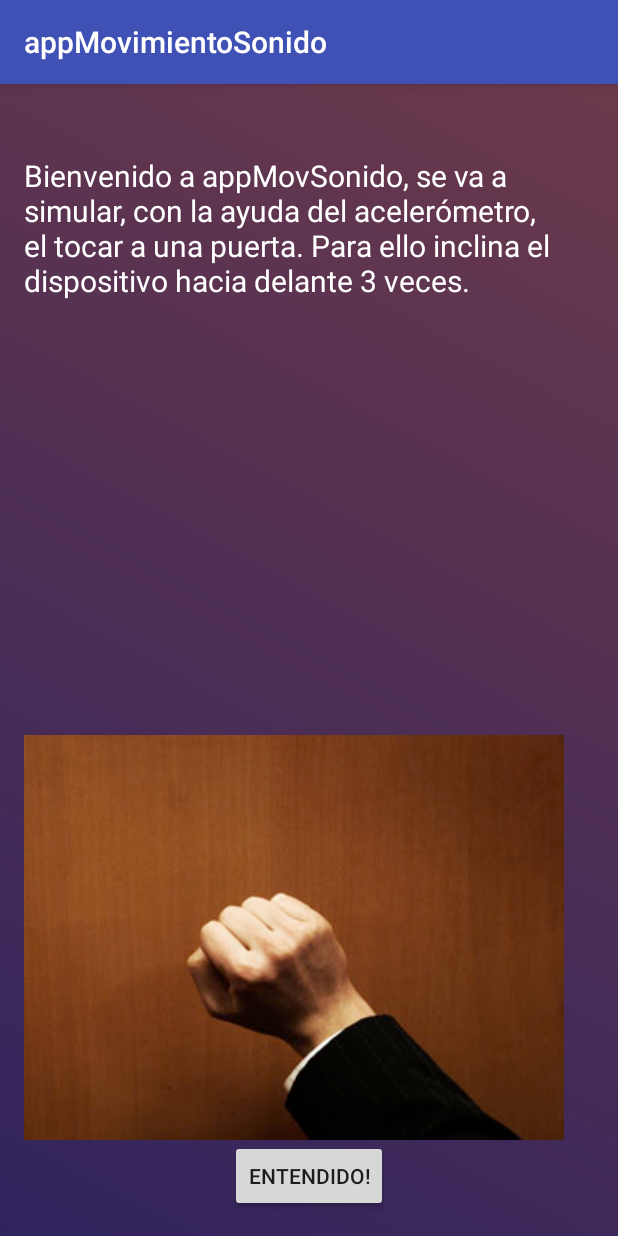
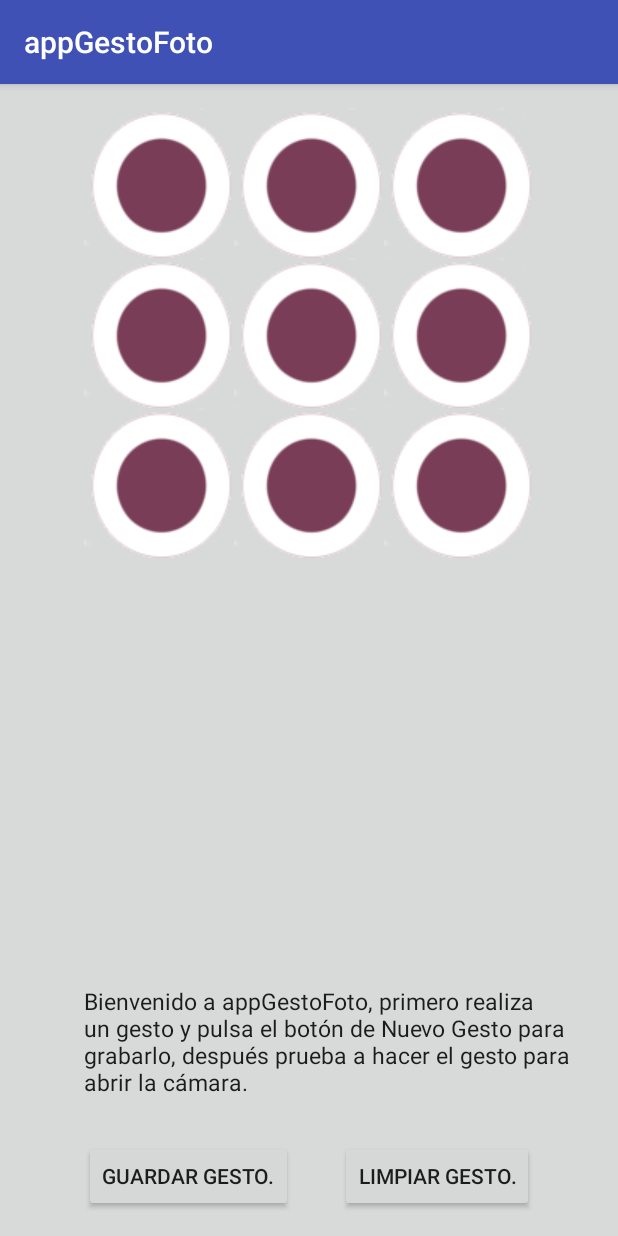
Before and after one commit to Yussoft/Android-MovimientoSonido-MovementSound, an Android app: the screen it shows after launch (MainActivity), on a phone screen of 412 x 824 dp. Run offline under Robolectric (Android 15) with nearby library versions, the phone set to English and light mode, and no system bars.

```diff
--- a/app/build.gradle
+++ b/app/build.gradle
@@ -5,8 +5,8 @@ android {
     buildToolsVersion "24.0.1"
 
     defaultConfig {
-        applicationId "com.npi.yus.appmovimientosonido"
-        minSdkVersion 15
+        applicationId "com.npi.yus.appgestofoto"
+        minSdkVersion 21
         targetSdkVersion 23
         versionCode 1
         versionName "1.0"
@@ -23,4 +23,5 @@ dependencies {
     compile fileTree(dir: 'libs', include: ['*.jar'])
     testCompile 'junit:junit:4.12'
     compile 'com.android.support:appcompat-v7:23.4.0'
+    compile 'com.google.android.gms:play-services-appindexing:8.1.0'
 }
--- /dev/null
+++ b/app/src/main/java/com/npi/yus/appgestofoto/MainActivity.java
@@ -0,0 +1,271 @@
+package com.npi.yus.appgestofoto;
+import android.content.Intent;
+import android.content.pm.ActivityInfo;
+import android.support.v7.app.AppCompatActivity;
+import android.os.Bundle;
+import android.view.MotionEvent;
+import android.view.View;
+import android.widget.Button;
+import android.widget.ImageView;
+import android.widget.TextView;
+
+/*
+    Author: Jesús Sánchez de Castro
+    Last Modification: 25/08/2016
+    https://justyusblog.wordpress.com/
+    https://github.com/Yussoft
+
+    Bibliography:
+    - https://developer.android.com/training/gestures/movement.html
+    - https://developer.android.com/training/gestures/detector.html
+    - https://developer.android.com/reference/android/view/View.html#onTouchEvent(android.view.MotionEvent)
+    - http://stackoverflow.com/questions/17672891/getlocationonscreen-vs-getlocationinwindow
+    - http://stackoverflow.com/questions/6745797/how-to-set-entire-application-in-portrait-mode-only
+ */
+
+
+/*
+    MainActivity class:
+
+    Implements everything related to the pattern/gesture and initiates the second Activity
+    (Camera) when the pattern/gesture is done correctly.
+
+ */
+public class MainActivity extends AppCompatActivity {
+
+    //Camera gesture/password
+    private String gest_p = "";    //String modified everytime that a node is touched
+    private String user_password;  //String set as password. gest_p and user_password must be
+                                   //equal to start the camera.
+
+    private boolean check_password = false;
+
+
+    ImageView pictureImageView;
+    protected Button saveGB, clearGB;
+
+    //Nodes used to make a pattern (3x3)
+    protected ImageView b11,b12,b13,b21,b22,b23,b31,b32,b33;
+
+    //Array for (x,y) coordinates of the buttons
+    int c11[] = new int[2];int c12[] = new int[2];int c13[] = new int[2];
+    int c21[] = new int[2];int c22[] = new int[2];int c23[] = new int[2];
+    int c31[] = new int[2];int c32[] = new int[2];int c33[] = new int[2];
+
+    //Boolean variables to know if a button has been touched.
+    private boolean t11,t12,t13,t21,t22,t23,t31,t32,t33;
+
+    //Variables to store the raw coordinates (x,y) when touching the screen.
+    private int xCoord, yCoord;
+
+    //Debbug variables
+    //private TextView xTextView, yTextView;
+
+    /**********************************************************************************************/
+    /*
+        Method called when the Activity is created, initializes all the images used for the
+        gesture, sets the screen orientation to portrait and sets 2 listeners for the buttons.
+
+     */
+    @Override
+    protected void onCreate(Bundle savedInstanceState) {
+        super.onCreate(savedInstanceState);
+        setContentView(R.layout.activity_main);
+
+        //Only portrait orientation
+        setRequestedOrientation(ActivityInfo.SCREEN_ORIENTATION_PORTRAIT);
+
+        //All the buttons have not been touched
+        t11=t12=t13=t21=t22=t23=t31=t32=t33=false;
+
+        b11 = (ImageView)findViewById(R.id.b11);
+        b12 = (ImageView)findViewById(R.id.b12);
+        b13 = (ImageView)findViewById(R.id.b13);
+        b21 = (ImageView)findViewById(R.id.b21);
+        b22 = (ImageView)findViewById(R.id.b22);
+        b23 = (ImageView)findViewById(R.id.b23);
+        b31 = (ImageView)findViewById(R.id.b31);
+        b32 = (ImageView)findViewById(R.id.b32);
+        b33 = (ImageView)findViewById(R.id.b33);
+
+        //xTextView = (TextView)findViewById(R.id.coordX);
+        //yTextView = (TextView)findViewById(R.id.coordY);
+
+        //Button listener
+        saveGB = (Button)findViewById(R.id.newGestureButton);
+        saveGB.setOnClickListener(new View.OnClickListener() {
+            public void onClick(View v) {
+                // Perform action on click
+                saveGesture();
+            }
+        });
+
+        clearGB = (Button)findViewById(R.id.clearGestureButton);
+        clearGB.setOnClickListener(new View.OnClickListener() {
+            public void onClick(View v) {
+                // Perform action on click
+                clearGesture();
+            }
+        });
+    }
+
+    /**********************************************************************************************/
+    /*
+        Saves the current pattern/password in user_password and sets the nodes picture to off,
+        booleans set to false and gest_p is empty.
+     */
+    protected void saveGesture(){
+        user_password = gest_p;
+        check_password = true;
+        t11=t12=t13=t21=t22=t23=t31=t32=t33=false;
+        b11.setImageResource(R.drawable.off);
+        b12.setImageResource(R.drawable.off);
+        b13.setImageResource(R.drawable.off);
+        b21.setImageResource(R.drawable.off);
+        b22.setImageResource(R.drawable.off);
+        b23.setImageResource(R.drawable.off);
+        b31.setImageResource(R.drawable.off);
+        b32.setImageResource(R.drawable.off);
+        b33.setImageResource(R.drawable.off);
+        gest_p = "";
+    }
+
+    /**********************************************************************************************/
+    /*
+        Clear the current gesture, sets are the booleans to false, sets the off pictures and
+        clears the gesture password String.
+     */
+    protected void clearGesture(){
+
+        t11=t12=t13=t21=t22=t23=t31=t32=t33=false;
+        b11.setImageResource(R.drawable.off);
+        b12.setImageResource(R.drawable.off);
+        b13.setImageResource(R.drawable.off);
+        b21.setImageResource(R.drawable.off);
+        b22.setImageResource(R.drawable.off);
+        b23.setImageResource(R.drawable.off);
+        b31.setImageResource(R.drawable.off);
+        b32.setImageResource(R.drawable.off);
+        b33.setImageResource(R.drawable.off);
+        gest_p = "";
+    }
+
+    /**********************************************************************************************/
+    /*
+        Method activated when touching and moving the finger to make the pattern. Gets the (X,Y)
+        coordinates and checks if the user is touching any of the nodes of the pattern, if so, the
+        nodes turn green.
+     */
+    @Override
+    public boolean onTouchEvent(MotionEvent event){
+
+        //Get coordinates from the buttons
+        b11.getLocationInWindow(c11);
+        b12.getLocationInWindow(c12);
+        b13.getLocationInWindow(c13);
+        b21.getLocationInWindow(c21);
+        b22.getLocationInWindow(c22);
+        b23.getLocationInWindow(c23);
+        b31.getLocationInWindow(c31);
+        b32.getLocationInWindow(c32);
+        b33.getLocationInWindow(c33);
+
+        switch(event.getAction()){
+            case MotionEvent.ACTION_MOVE:
+                xCoord=(int)event.getRawX();
+                yCoord=(int)event.getRawY();
+                //xTextView.setText("("+String.valueOf(xCoord)+",");
+                //yTextView.setText(String.valueOf(yCoord)+")");
+
+                //If the node b11 is touched
+                if(!t11 && xCoord >= c11[0] && xCoord <= (c11[0]+b11.getWidth()) &&
+                        yCoord >= c11[1] && yCoord <= (c11[1]+b11.getHeight())){
+                    b11.setImageResource(R.drawable.on);
+                    t11 = true;
+                    gest_p = gest_p + "1"; //Add the number of the node to the password
+                }
+                //If the node b12 is touched
+                if(!t12 && xCoord >= c12[0] && xCoord <= (c12[0]+b12.getWidth()) &&
+                        yCoord >= c12[1] && yCoord <= (c12[1]+b12.getHeight())){
+                    b12.setImageResource(R.drawable.on);
+                    t12 = true;
+                    gest_p = gest_p + "2"; //Add the number of the node to the password
+                }
+                //If the node b13 is touched
+                if(!t13 && xCoord >= c13[0] && xCoord <= (c13[0]+b13.getWidth()) &&
+                        yCoord >= c13[1] && yCoord <= (c13[1]+b13.getHeight())){
+                    b13.setImageResource(R.drawable.on);
+                    t13 = true;
+                    gest_p = gest_p + "3"; //Add the number of the node to the password
+                }
+                //If the node b21 is touched
+                if(!t21 && xCoord >= c21[0] && xCoord <= (c21[0]+b21.getWidth()) &&
+                        yCoord >= c21[1] && yCoord <= (c21[1]+b21.getHeight())){
+                    b21.setImageResource(R.drawable.on);
+                    t21 = true;
+                    gest_p = gest_p + "4"; //Add the number of the node to the password
+                }
+                //If the node b22 is touched
+                if(!t22 && xCoord >= c22[0] && xCoord <= (c22[0]+b22.getWidth()) &&
+                        yCoord >=c22[1] && yCoord <= (c22[1]+b22.getHeight())){
+                    b22.setImageResource(R.drawable.on);
+                    t22 = true;
+                    gest_p = gest_p + "5"; //Add the number of the node to the password
+                }
+                //If the node b23 is touched
+                if(!t23 && xCoord >= c23[0] && xCoord <= (c23[0]+b23.getWidth()) &&
+                        yCoord >= c23[1] && yCoord <= (c23[1]+b23.getHeight())){
+                    b23.setImageResource(R.drawable.on);
+                    t23 = true;
+                    gest_p = gest_p + "6"; //Add the number of the node to the password
+                }
+                //If the node b31 is touched
+                if(!t31 && xCoord >= c31[0] && xCoord <= (c31[0]+b31.getWidth()) &&
+                        yCoord >= c31[1] && yCoord <= (c31[1]+b31.getHeight())){
+                    b31.setImageResource(R.drawable.on);
+                    t31 = true;
+                    gest_p = gest_p + "7"; //Add the number of the node to the password
+                }
+                //If the node b32 is touched
+                if(!t32 && xCoord >= c32[0] && xCoord <= (c32[0]+b32.getWidth()) &&
+                        yCoord >= c32[1] && yCoord <= (c32[1]+b32.getHeight())){
+                    b32.setImageResource(R.drawable.on);
+                    t32 = true;
+                    gest_p = gest_p + "8"; //Add the number of the node to the password
+                }
+                //If the node b33 is touched
+                if(!t33 && xCoord >= c33[0] && xCoord <= (c33[0]+b33.getWidth()) &&
+                        yCoord >= c33[1] && yCoord <= (c33[1]+b33.getHeight())){
+                    b33.setImageResource(R.drawable.on);
+                    t33 = true;
+                    gest_p = gest_p + "9"; //Add the number of the node to the password
+                }
+
+            case MotionEvent.ACTION_UP:
+
+                if(check_password){
+                    if(user_password.equals(gest_p)){
+                        System.out.println(gest_p);
+                        System.out.println(user_password);
+                        Intent intent = new Intent(this,CameraActivity.class);
+                        startActivity(intent);
+                    }
+                    else if(gest_p.length()==9 && !user_password.equals(gest_p)){
+                        clearGesture();
+                    }
+                }
+
+            /*
+            case MotionEvent.ACTION_DOWN:
+                xCoord=(int)event.getRawX();
+                yCoord=(int)event.getRawY();
+                xTextView.setText("("+String.valueOf(xCoord)+",");
+                yTextView.setText(String.valueOf(yCoord)+")");
+
+            */
+        }
+
+        return true;
+    }
+    /**********************************************************************************************/
+}
--- a/app/src/main/res/layout/activity_main.xml
+++ b/app/src/main/res/layout/activity_main.xml
@@ -7,37 +7,99 @@
     android:paddingLeft="@dimen/activity_horizontal_margin"
     android:paddingRight="@dimen/activity_horizontal_margin"
     android:paddingTop="@dimen/activity_vertical_margin"
-    android:screenOrientation="portrait"
-    android:background="@drawable/bg_gradient"
-    tools:context="com.npi.yus.appmovimientosonido.MainActivity">
+    android:background="#d8d9d9"
+    tools:context="com.npi.yus.appgestofoto.MainActivity">
+
+    <ImageView
+        android:id="@+id/b11"
+        android:src="@drawable/off"
+        android:layout_width="wrap_content"
+        android:layout_height="wrap_content"
+        android:layout_alignParentTop="true"
+        android:layout_toStartOf="@+id/b12" />
+    <ImageView
+        android:id="@+id/b12"
+        android:src="@drawable/off"
+        android:layout_width="wrap_content"
+        android:layout_height="wrap_content"
+        android:layout_above="@+id/b21"
+        android:layout_alignStart="@+id/b22" />
+    <ImageView
+        android:id="@+id/b13"
+        android:src="@drawable/off"
+        android:layout_width="wrap_content"
+        android:layout_height="wrap_content"
+        android:layout_alignParentTop="true"
+        android:layout_alignStart="@+id/b23" />
+    <ImageView
+        android:id="@+id/b21"
+        android:src="@drawable/off"
+        android:layout_width="wrap_content"
+        android:layout_height="wrap_content"
+        android:layout_below="@+id/b11"
+        android:layout_toStartOf="@+id/b22" />
+    <ImageView
+        android:id="@+id/b22"
+        android:src="@drawable/off"
+        android:layout_width="wrap_content"
+        android:layout_height="wrap_content"
+        android:layout_below="@+id/b12"
+        android:layout_centerHorizontal="true" />
+    <ImageView
+        android:id="@+id/b23"
+        android:src="@drawable/off"
+        android:layout_width="wrap_content"
+        android:layout_height="wrap_content"
+        android:layout_alignTop="@+id/b22"
+        android:layout_toEndOf="@+id/b22" />
+    <ImageView
+        android:id="@+id/b31"
+        android:src="@drawable/off"
+        android:layout_width="wrap_content"
+        android:layout_height="wrap_content"
+        android:layout_below="@+id/b21"
+        android:layout_alignEnd="@+id/b21" />
+    <ImageView
+        android:id="@+id/b32"
+        android:src="@drawable/off"
+        android:layout_width="wrap_content"
+        android:layout_height="wrap_content"
+        android:layout_alignTop="@+id/b31"
+        android:layout_alignStart="@+id/b22" />
+    <ImageView
+        android:id="@+id/b33"
+        android:src="@drawable/off"
+        android:layout_width="wrap_content"
+        android:layout_height="wrap_content"
+        android:layout_alignTop="@+id/b32"
+        android:layout_alignStart="@+id/b23" />
+
+    <Button
+        android:id="@+id/newGestureButton"
+        android:layout_width="wrap_content"
+        android:layout_height="wrap_content"
+        android:text="@string/new_gesture"
+        android:layout_alignParentBottom="true"
+        android:layout_alignStart="@+id/introTextView" />
 
     <TextView
+        android:text="@string/intro_text"
+        android:textSize="15dp"
         android:layout_width="wrap_content"
         android:layout_height="wrap_content"
-        android:text="@string/introText"
-        android:id="@+id/guideText"
-        android:textSize="20dp"
-        android:textColor="@color/white"
-        android:layout_alignParentTop="true"
-        android:layout_alignParentRight="true"
-        android:layout_alignParentEnd="true"
-        android:layout_marginTop="31dp" />
-
-    <ImageView
-        android:layout_width="wrap_content"
-        android:layout_height="wrap_content"
-        android:id="@+id/knockImage"
-        android:src="@drawable/knock"
-        android:layout_above="@+id/okButton"
-        android:layout_alignParentLeft="true"
-        android:layout_alignParentStart="true" />
+        android:textAppearance="?android:attr/textAppearanceLarge"
+        android:id="@+id/introTextView"
+        android:layout_above="@+id/newGestureButton"
+        android:layout_alignStart="@+id/b31"
+        android:layout_marginBottom="28dp" />
 
     <Button
         android:layout_width="wrap_content"
         android:layout_height="wrap_content"
-        android:text="Entendido!"
-        android:id="@+id/okButton"
-        android:layout_alignParentBottom="true"
-        android:layout_centerHorizontal="true"
-        android:onClick="initiateSecondActivity"/>
+        android:text="@string/clear_gesture"
+        android:id="@+id/clearGestureButton"
+        android:layout_below="@+id/introTextView"
+        android:layout_alignEnd="@+id/b33" />
+
+
 </RelativeLayout>
--- a/app/src/main/res/values/colors.xml
+++ b/app/src/main/res/values/colors.xml
@@ -3,7 +3,4 @@
     <color name="colorPrimary">#3F51B5</color>
     <color name="colorPrimaryDark">#303F9F</color>
     <color name="colorAccent">#FF4081</color>
-    <color name="white">#FFFFFF</color>
-    <color name="bg_gradient_start">#31245e</color>
-    <color name="bg_gradient_end">#6b394b</color>
 </resources>
--- a/app/src/main/res/values/strings.xml
+++ b/app/src/main/res/values/strings.xml
@@ -1,5 +1,8 @@
 <resources>
-    <string name="app_name">appMovimientoSonido</string>
-    <string name="introText">Bienvenido a appMovSonido, se va a simular, con la ayuda del acelerómetro,
-        el tocar a una puerta. Para ello inclina el dispositivo hacia delante 3 veces.</string>
+    <string name="app_name">appGestoFoto</string>
+    <string name="intro_text">Bienvenido a appGestoFoto, primero realiza un gesto y pulsa el botón
+        de "Nuevo Gesto" para grabarlo, después prueba a hacer el gesto para abrir la cámara.
+    </string>
+    <string name="new_gesture">Guardar gesto.</string>
+    <string name="clear_gesture">Limpiar gesto.</string>
 </resources>
```
Also changed, not shown: app/src/main/AndroidManifest.xml (+11 -3 lines), app/src/main/java/com/npi/yus/appgestofoto/CameraActivity.java (added, +128 -0 lines), app/src/main/res/drawable/background.xml (added, +8 -0 lines), app/src/main/res/layout/activity_camera.xml (added, +24 -0 lines), app/src/main/res/drawable/off.png (added), app/src/main/res/drawable/on.png (added), 3 other files.
